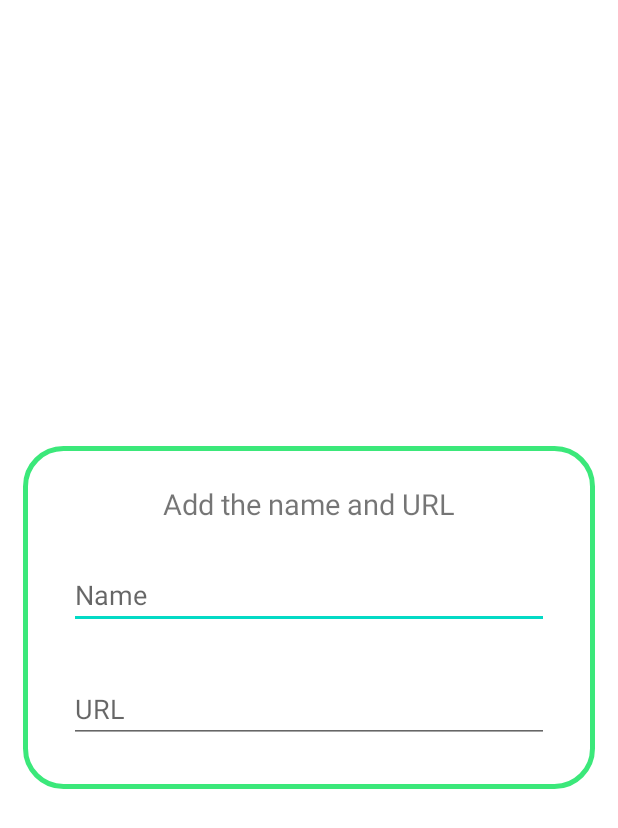
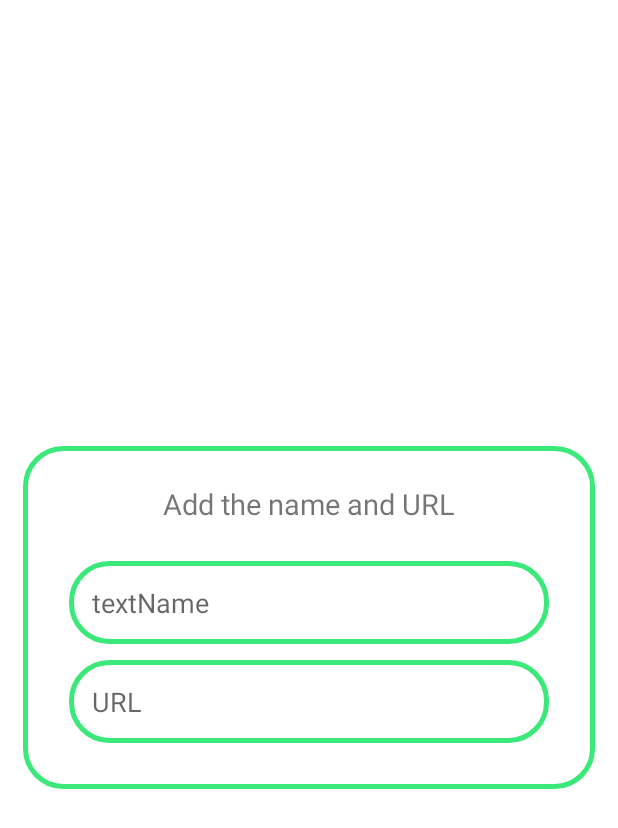
Before and after one commit to snoopppy/A1-First-App, an Android app: the layout add_item.xml on its own in the app's theme, with its tools: preview values and no code run, on a phone screen of 412 x 824 dp. Shown: the top 828 px of the screen. Run offline under Robolectric (Android 15) with nearby library versions, the phone set to English and light mode, and no system bars.

Commit message:
complete the process of adding names and URLs

```diff
--- a/app/src/main/res/layout/add_item.xml
+++ b/app/src/main/res/layout/add_item.xml
@@ -29,16 +29,28 @@
             android:layout_height="wrap_content"/>
         <EditText
             android:id="@+id/userName"
-            android:hint="Name"
+            android:hint="textName "
+            android:padding="15dp"
+            android:background="@drawable/shape_background"
+            android:inputType="textPersonName"
             android:textSize="18sp"
-            android:layout_margin="15dp"
+            android:layout_marginBottom="5dp"
+            android:layout_marginLeft="15dp"
+            android:layout_marginRight="15dp"
+            android:layout_marginTop="15dp"
             android:layout_width="match_parent"
             android:layout_height="wrap_content"/>
         <EditText
             android:id="@+id/userURL"
             android:hint="URL"
+            android:padding="15dp"
+            android:background="@drawable/shape_background"
+            android:inputType="text"
             android:textSize="18sp"
-            android:layout_margin="15dp"
+            android:layout_marginBottom="15dp"
+            android:layout_marginLeft="15dp"
+            android:layout_marginRight="15dp"
+            android:layout_marginTop="5dp"
             android:layout_width="match_parent"
             android:layout_height="wrap_content"/>
 
```
Also changed, not shown: app/src/main/java/edu/northeastern/numad23sp_bolangyu/MainActivity4.java (deleted, +0 -14 lines), app/src/main/java/edu/northeastern/numad23sp_bolangyu/MainActivity4.kt (added, +63 -0 lines).
